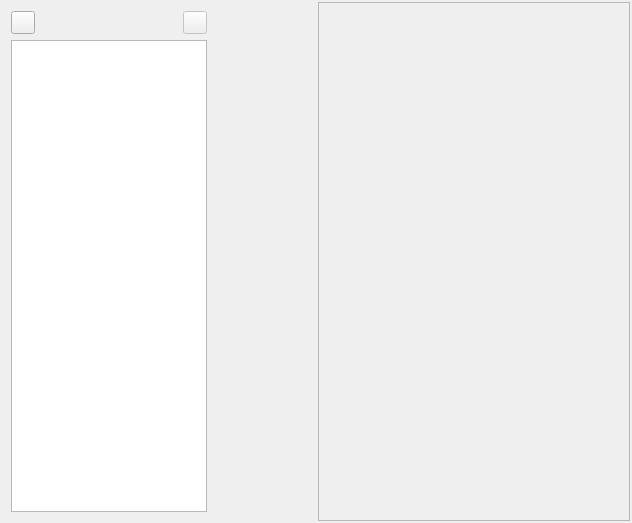
Before: the Qt Designer form ui/notes_view.ui in zkovari/plotlyst, drawn with Qt 5.
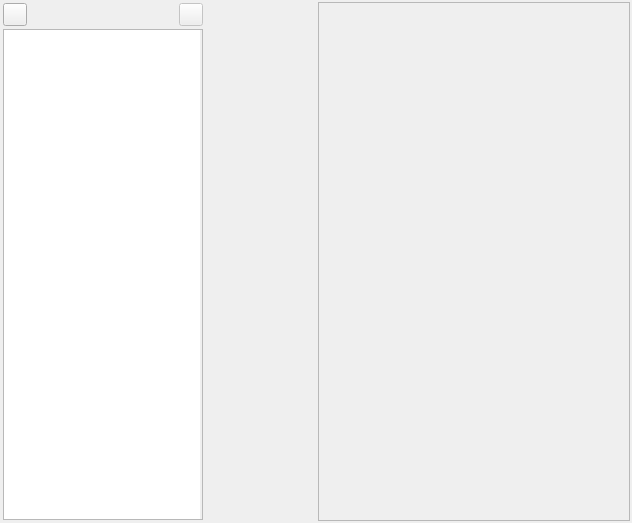
After: the same form once the commit is applied. Custom widgets are drawn as their Qt base class.

Commit message: Reduce layout size in docs tree

Diff of the .ui file:
```diff
--- a/ui/notes_view.ui
+++ b/ui/notes_view.ui
@@ -38,8 +38,20 @@
       </size>
      </property>
      <layout class="QVBoxLayout" name="verticalLayout_3">
+      <property name="spacing">
+       <number>3</number>
+      </property>
+      <property name="leftMargin">
+       <number>1</number>
+      </property>
+      <property name="topMargin">
+       <number>1</number>
+      </property>
       <property name="rightMargin">
-       <number>5</number>
+       <number>1</number>
+      </property>
+      <property name="bottomMargin">
+       <number>1</number>
       </property>
       <item>
        <layout class="QHBoxLayout" name="horizontalLayout_4">
@@ -95,6 +107,9 @@
         <property name="mouseTracking">
          <bool>true</bool>
         </property>
+        <property name="styleSheet">
+         <string notr="true">padding-right: 2px;</string>
+        </property>
         <attribute name="headerVisible">
          <bool>false</bool>
         </attribute>
```
